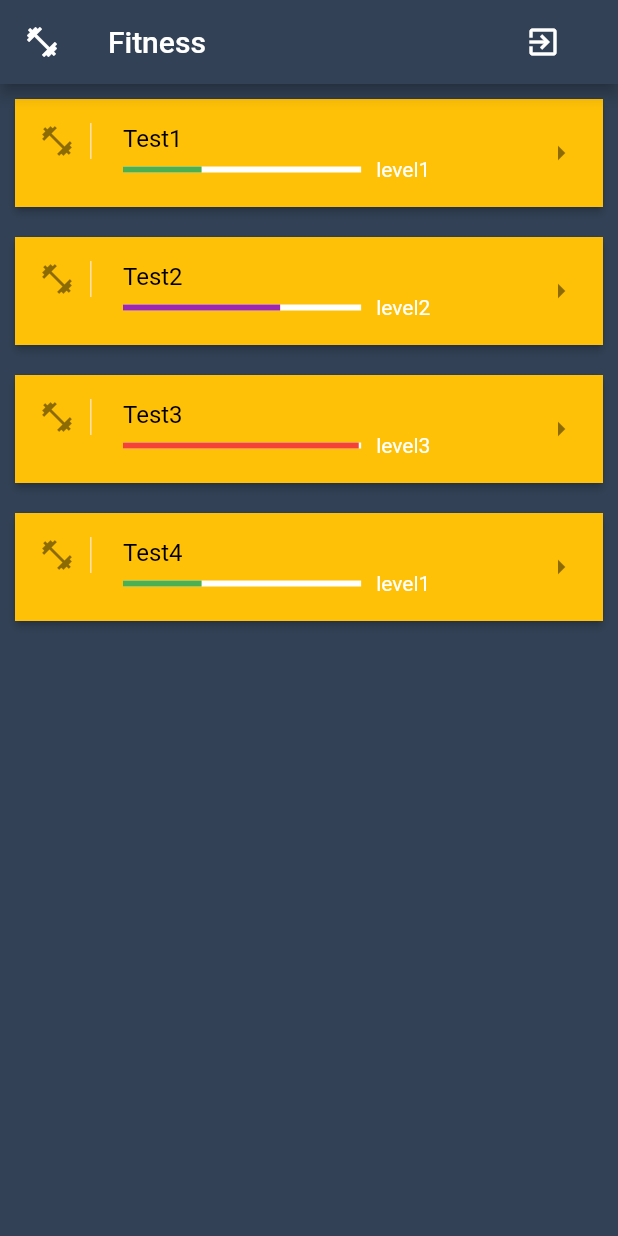
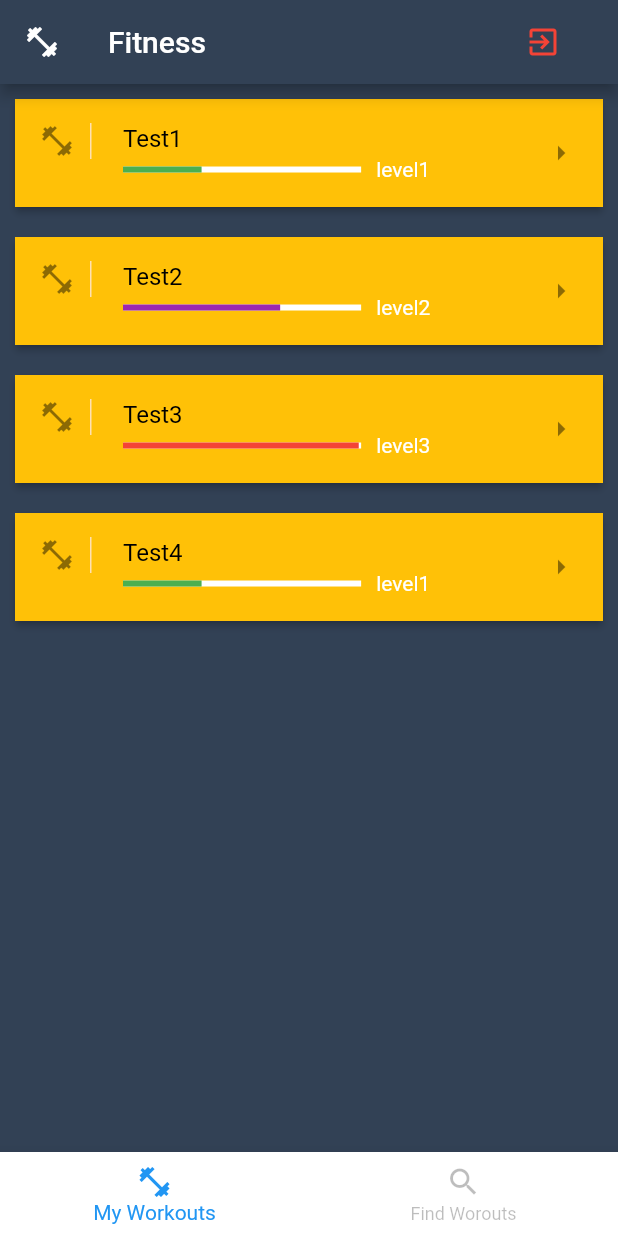
Before and after one commit to Zhakkz/flutter-workout-app, a Flutter app: the screen it shows once a user with an empty profile is signed in, on a phone screen of 412 x 824 dp. Run offline on Flutter 3.47's test engine with Material 2 defaults, Android fonts, the phone set to English and light mode, and no system bars; our stand-ins replace firebase_auth, firebase_core, fluttertoast; accounts and stored records are empty.

Commit message:
botto navifation bar

```diff
--- a/lib/components/LoadingIndicator.dart
+++ b/lib/components/LoadingIndicator.dart
@@ -1,7 +1,7 @@
 import 'package:flutter/cupertino.dart';
 import 'package:flutter/material.dart';
 
-Widget LoadingIndicator() {
+Widget loadingIndicator() {
   Widget _getLoadingIndicator() {
     return Padding(
         child: Container(
@@ -35,5 +35,7 @@ Widget LoadingIndicator() {
       child: Column(
           mainAxisAlignment: MainAxisAlignment.center,
           mainAxisSize: MainAxisSize.min,
-          children: [_getLoadingIndicator(), _getHeading(), _getText('Text')]));
+          children: [_getLoadingIndicator(), _getHeading(), _getText('Text')]
+      )
+  );
 }
--- /dev/null
+++ b/lib/components/active-workouts.dart
@@ -0,0 +1,17 @@
+import 'package:flutter/cupertino.dart';
+
+class ActiveWorkouts extends StatefulWidget {
+  ActiveWorkouts({Key key}) : super(key: key);
+
+  @override
+  _ActiveWorkoutsState createState() => _ActiveWorkoutsState();
+}
+
+class _ActiveWorkoutsState extends State<ActiveWorkouts> {
+  @override
+  Widget build(BuildContext context) {
+    return Container(
+       child: Text('active workouts'),
+    );
+  }
+}
--- /dev/null
+++ b/lib/components/workouts-list.dart
@@ -0,0 +1,108 @@
+import 'package:fit/domains/workout.dart';
+import 'package:flutter/material.dart';
+
+class WorkoutsList extends StatelessWidget {
+  final workouts = <Workout>[
+    Workout(
+        title: 'Test1',
+        author: 'Person1',
+        description: 'Test Wokout1',
+        level: 'level1'),
+    Workout(
+        title: 'Test2',
+        author: 'Person2',
+        description: 'Test Wokout2',
+        level: 'level2'),
+    Workout(
+        title: 'Test3',
+        author: 'Person3',
+        description: 'Test Wokout3',
+        level: 'level3'),
+    Workout(
+        title: 'Test4',
+        author: 'Person4',
+        description: 'Test Wokout4',
+        level: 'level1'),
+  ];
+
+  @override
+  Widget build(BuildContext context) {
+    return Container(
+      child: Container(
+        child: ListView.builder(
+            itemCount: workouts.length,
+            itemBuilder: (context, index) {
+              return Card(
+                elevation: 2,
+                margin: EdgeInsets.symmetric(horizontal: 10, vertical: 10),
+                child: Container(
+                  decoration: BoxDecoration(color: Colors.amber[500]),
+                  child: ListTile(
+                    leading: Container(
+                      padding: EdgeInsets.only(right: 10),
+                      child: Icon(Icons.fitness_center),
+                      decoration: BoxDecoration(
+                          border: Border(
+                              right: BorderSide(
+                                  width: 1, color: Colors.orange[100]))),
+                    ),
+                    title: Text(
+                      workouts[index].title,
+                      style: TextStyle(color: Colors.black),
+                    ),
+                    trailing: Icon(
+                      Icons.arrow_right,
+                    ),
+                    subtitle: subtitles(context, workouts[index]),
+                  ),
+                ),
+              );
+            }),
+      ),
+    );
+  }
+}
+
+Widget subtitles(BuildContext context, Workout workout) {
+  var color = Colors.grey;
+  double indicatorLevel = 0;
+
+  switch (workout.level) {
+    case 'level1':
+      color = Colors.green;
+      indicatorLevel = 0.33;
+      break;
+    case 'level2':
+      color = Colors.purple;
+      indicatorLevel = 0.66;
+      break;
+    case 'level3':
+      color = Colors.red;
+      indicatorLevel = 0.99;
+      break;
+    default:
+  }
+
+  return Row(
+    children: <Widget>[
+      Expanded(
+        flex: 5,
+        child: LinearProgressIndicator(
+          backgroundColor: Colors.white,
+          value: indicatorLevel,
+          valueColor: AlwaysStoppedAnimation(color),
+        ),
+      ),
+      SizedBox(
+        width: 10,
+      ),
+      Expanded(
+        flex: 3,
+        child: Text(
+          workout.level,
+          style: TextStyle(color: Colors.white),
+        ),
+      )
+    ],
+  );
+}
--- a/lib/screen/auth.dart
+++ b/lib/screen/auth.dart
@@ -6,7 +6,6 @@ import 'package:fit/services/auth.dart';
 import 'package:flutter/material.dart';
 import 'package:fluttertoast/fluttertoast.dart';
 
-import 'package:fit/components/LoadingIndicator.dart';
 
 
 class AuthorizationPage extends StatefulWidget {
@@ -154,7 +153,7 @@ class _AuthorizationPageState extends State<AuthorizationPage> {
                 shape: RoundedRectangleBorder(
                     borderRadius: BorderRadius.all(Radius.circular(8.0))),
                 backgroundColor: Colors.black87,
-                content: LoadingIndicator(),
+                content: loadingIndicator(),
               ));
         },
       );
--- a/lib/screen/home.dart
+++ b/lib/screen/home.dart
@@ -1,9 +1,18 @@
-import 'package:fit/domains/workout.dart';
+import 'package:fit/components/active-workouts.dart';
+import 'package:fit/components/workouts-list.dart';
 import 'package:fit/services/auth.dart';
 import 'package:flutter/material.dart';
 
-class HomePage extends StatelessWidget {
-  const HomePage({Key key}) : super(key: key);
+class HomePage extends StatefulWidget {
+  HomePage({Key key}) : super(key: key);
+
+  @override
+  _HomaPageState createState() => _HomaPageState();
+}
+
+
+class _HomaPageState extends State<HomePage> {
+  int sectionIndex = 0;
 
   @override
   Widget build(BuildContext context) {
@@ -15,120 +24,31 @@ class HomePage extends StatelessWidget {
           leading: Icon(Icons.fitness_center),
           actions: [
             FlatButton.icon(
-              onPressed: () { AuthService().logout(); },
-              icon: Icon(Icons.exit_to_app, color: Colors.white,),
+              onPressed: () {
+                AuthService().logout();
+              },
+              icon: Icon(
+                Icons.exit_to_app,
+                color: Colors.red,
+              ),
               label: SizedBox.shrink(),
             )
           ],
         ),
-        body: WorkoutsList(),
+        body: sectionIndex == 0 ? WorkoutsList():ActiveWorkouts(),
+        bottomNavigationBar: BottomNavigationBar(
+          items: const [
+            BottomNavigationBarItem(icon: Icon(Icons.fitness_center), label: 'My Workouts'),
+            BottomNavigationBarItem(icon: Icon(Icons.search), label: 'Find Worouts'),
+          ],
+          unselectedItemColor: Colors.black26,
+          backgroundColor: Colors.white,
+          currentIndex: sectionIndex,
+          onTap: (int index){
+            setState(() {sectionIndex = index;});
+          },
+        ),
       ),
     );
   }
 }
-
-class WorkoutsList extends StatelessWidget {
-  final workouts = <Workout>[
-    Workout(
-        title: 'Test1',
-        author: 'Person1',
-        description: 'Test Wokout1',
-        level: 'level1'),
-    Workout(
-        title: 'Test2',
-        author: 'Person2',
-        description: 'Test Wokout2',
-        level: 'level2'),
-    Workout(
-        title: 'Test3',
-        author: 'Person3',
-        description: 'Test Wokout3',
-        level: 'level3'),
-    Workout(
-        title: 'Test4',
-        author: 'Person4',
-        description: 'Test Wokout4',
-        level: 'level1'),
-  ];
-
-  @override
-  Widget build(BuildContext context) {
-    return Container(
-      child: Container(
-        child: ListView.builder(
-            itemCount: workouts.length,
-            itemBuilder: (context, index) {
-              return Card(
-                elevation: 2,
-                margin: EdgeInsets.symmetric(horizontal: 10, vertical: 10),
-                child: Container(
-                  decoration: BoxDecoration(color: Colors.amber[500]),
-                  child: ListTile(
-                    leading: Container(
-                      padding: EdgeInsets.only(right: 10),
-                      child: Icon(Icons.fitness_center),
-                      decoration: BoxDecoration(
-                          border: Border(
-                              right: BorderSide(
-                                  width: 1, color: Colors.orange[100]))),
-                    ),
-                    title: Text(
-                      workouts[index].title,
-                      style: TextStyle(color: Colors.black),
-                    ),
-                    trailing: Icon(
-                      Icons.arrow_right,
-                    ),
-                    subtitle: subtitles(context, workouts[index]),
-                  ),
-                ),
-              );
-            }),
-      ),
-    );
-  }
-}
-
-Widget subtitles(BuildContext context, Workout workout) {
-  var color = Colors.grey;
-  double indicatorLevel = 0;
-
-  switch (workout.level) {
-    case 'level1':
-      color = Colors.green;
-      indicatorLevel = 0.33;
-      break;
-    case 'level2':
-      color = Colors.purple;
-      indicatorLevel = 0.66;
-      break;
-    case 'level3':
-      color = Colors.red;
-      indicatorLevel = 0.99;
-      break;
-    default:
-  }
-
-  return Row(
-    children: <Widget>[
-      Expanded(
-        flex: 5,
-        child: LinearProgressIndicator(
-          backgroundColor: Colors.white,
-          value: indicatorLevel,
-          valueColor: AlwaysStoppedAnimation(color),
-        ),
-      ),
-      SizedBox(
-        width: 10,
-      ),
-      Expanded(
-        flex: 3,
-        child: Text(
-          workout.level,
-          style: TextStyle(color: Colors.white),
-        ),
-      )
-    ],
-  );
-}
```
